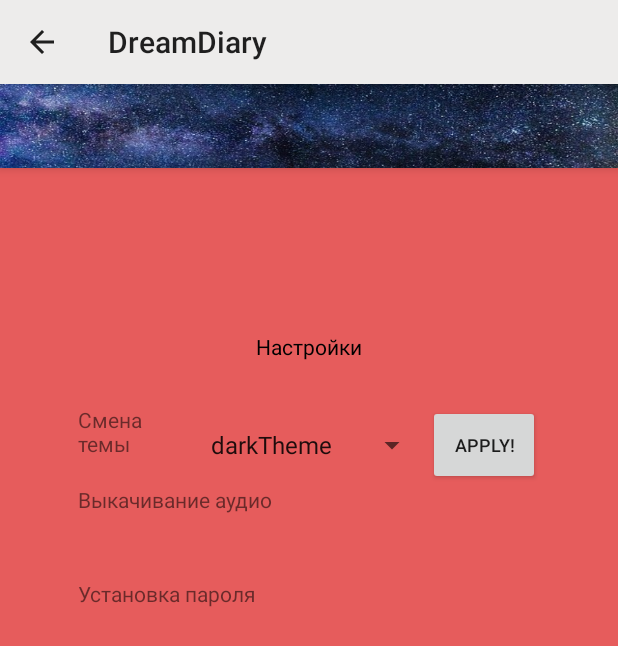
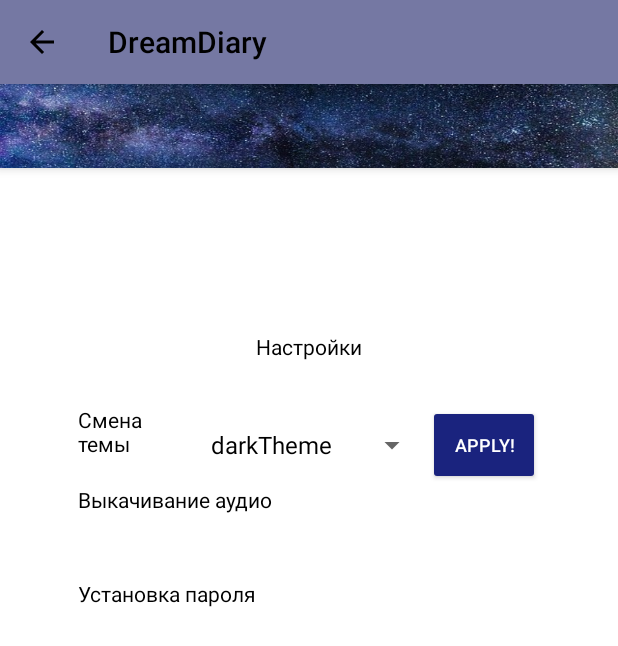
Before and after one commit to rect12/dream_diary, an Android app: the SettingsActivity screen opened directly, with no data from a screen before it, on a phone screen of 412 x 824 dp. Shown: the top 646 px of the screen. Run offline under Robolectric (Android 15) with nearby library versions, the phone set to English and light mode, and no system bars.

Commit message:
добавила темам нормальные цвета

```diff
--- a/app/src/main/res/layout/alarm_fragment.xml
+++ b/app/src/main/res/layout/alarm_fragment.xml
@@ -32,7 +32,6 @@
 
             <Button
                 android:id="@+id/alarm_on"
-                style="?android:attr/borderlessButtonStyle"
                 android:layout_width="wrap_content"
                 android:layout_height="wrap_content"
                 android:layout_weight="1"
@@ -42,7 +41,6 @@
 
             <Button
                 android:id="@+id/alarm_off"
-                style="?android:attr/borderlessButtonStyle"
                 android:layout_width="wrap_content"
                 android:layout_height="wrap_content"
                 android:layout_weight="1"
--- a/app/src/main/res/layout/app_bar_main.xml
+++ b/app/src/main/res/layout/app_bar_main.xml
@@ -28,7 +28,7 @@
         android:layout_height="wrap_content"
         android:layout_gravity="bottom|end"
         android:layout_margin="@dimen/fab_margin"
-        app:backgroundTint="@color/colorPrimaryDark"
+        app:backgroundTint="@color/accent_light"
         app:srcCompat="@drawable/ic_plus" />
 
 </android.support.design.widget.CoordinatorLayout>
--- a/app/src/main/res/layout/card_view_dream.xml
+++ b/app/src/main/res/layout/card_view_dream.xml
@@ -1,5 +1,6 @@
 <?xml version="1.0" encoding="utf-8"?>
 <LinearLayout xmlns:android="http://schemas.android.com/apk/res/android"
+    xmlns:tools="http://schemas.android.com/tools"
     android:layout_width="wrap_content"
     android:layout_height="wrap_content"
     android:padding="16dp">
@@ -11,7 +12,10 @@
 
         <RelativeLayout
             android:layout_width="match_parent"
-            android:layout_height="match_parent">
+            android:layout_height="match_parent"
+            android:background="@color/card"
+            android:paddingHorizontal="12dp"
+            android:paddingVertical="12dp">
 
             <LinearLayout
                 android:layout_width="match_parent"
--- a/app/src/main/res/layout/settings_activity.xml
+++ b/app/src/main/res/layout/settings_activity.xml
@@ -33,8 +33,7 @@
             android:layout_height="43dp"
             android:layout_weight="1"
             android:gravity="top|center_horizontal"
-            android:text="Настройки"
-            android:textColor="@android:color/black" />
+            android:text="Настройки" />
 
         <LinearLayout
             android:layout_width="match_parent"
@@ -55,7 +54,8 @@
                 android:layout_height="match_parent"
                 android:layout_weight="1"
                 android:entries="@array/themelist"
-                android:gravity="right|center_vertical" />
+                android:gravity="right|center_vertical"
+                android:popupBackground="@color/spinner" />
 
             <Button
                 android:id="@+id/button"
--- a/app/src/main/res/values/colors.xml
+++ b/app/src/main/res/values/colors.xml
@@ -1,14 +1,17 @@
 <?xml version="1.0" encoding="utf-8"?>
 <resources>
-    <color name="colorPrimary">#929ee2</color>
-    <color name="colorPrimaryDark">#1445a7</color>
-    <color name="colorAccent">#FF4081</color>
-    <color name="primary_light">#edeceb</color>
-    <color name="accent_light">#517c50</color>
-    <color name="primary_dark_light">#0d0c0c</color>
-    <color name="primary">#2d2c2a</color>
-    <color name="accent">#a5c0df</color>
-    <color name="primary_dark">#e2e0e0</color>
-    <color name="color1">#e65c5c</color>
-    <color name="color2">#5c8ce6</color>
+    <color name="primary_light">#7578a3</color>
+    <color name="primary_dark_light">#000</color>
+    <color name="accent_light">#1a237e</color>
+    <color name="window_background_light">#fff</color>
+    <color name="text_primary_light">#000</color>
+
+    <color name="primary_dark">#000</color>
+    <color name="primary_dark_dark">#333</color>
+    <color name="accent_dark">#000</color>
+    <color name="window_background_dark">#333</color>
+    <color name="text_primary_dark">#fff</color>
+
+    <color name="card">#280000ff</color>
+    <color name="spinner">#ccc</color>
 </resources>
--- a/app/src/main/res/values/styles.xml
+++ b/app/src/main/res/values/styles.xml
@@ -1,4 +1,15 @@
 <resources>
+    <style name="ThemeButtonLight" parent="@style/Widget.AppCompat.Button.Colored">
+        <item name="colorButtonNormal">@color/accent_light</item>
+        <item name="colorControlHighlight">@color/accent_light</item>
+        <item name="android:textColor">#fff</item>
+    </style>
+
+    <style name="ThemeButtonDark" parent="@style/Widget.AppCompat.Button.Colored">
+        <item name="colorButtonNormal">#fff</item>
+        <item name="colorControlHighlight">#fff</item>
+        <item name="android:textColor">@color/accent_dark</item>
+    </style>
 
     <!-- Base application theme. -->
     <style name="AppTheme" parent="@style/Theme.AppCompat.Light">
@@ -6,7 +17,11 @@
         <item name="colorPrimary">@color/primary_light</item>
         <item name="colorPrimaryDark">@color/primary_dark_light</item>
         <item name="colorAccent">@color/accent_light</item>
-        <item name="android:windowBackground">@color/color1</item>
+        <item name="android:windowBackground">@color/window_background_light</item>
+        <item name="android:textColor">@color/text_primary_light</item>
+        <item name="android:textColorPrimary">@color/text_primary_light</item>
+        <item name="android:windowTitleStyle">@color/text_primary_light</item>
+        <item name="android:buttonStyle">@style/ThemeButtonLight</item>
     </style>
 
     <style name="AppTheme.NoActionBar" parent="AppTheme">
@@ -15,11 +30,16 @@
     </style>
 
     <style name="AppThemeDark" parent="@style/Theme.AppCompat.Light.DarkActionBar">
-        <item name="colorPrimary">@color/primary</item>
-        <item name="colorPrimaryDark">@color/primary_dark</item>
-        <item name="colorAccent">@color/accent</item>
-        <item name="android:windowBackground">@color/color2</item>
+        <item name="colorPrimary">@color/primary_dark</item>
+        <item name="colorPrimaryDark">@color/primary_dark_dark</item>
+        <item name="colorAccent">@color/accent_dark</item>
+        <item name="android:windowBackground">@color/window_background_dark</item>
+        <item name="android:textColor">@color/text_primary_dark</item>
+        <item name="android:textColorPrimary">@color/text_primary_dark</item>
+        <item name="android:windowTitleStyle">@color/text_primary_dark</item>
+        <item name="android:buttonStyle">@style/ThemeButtonLight</item>
     </style>
+
     <style name="AppThemeDark.NoActionBar" parent="AppTheme">
         <item name="windowActionBar">false</item>
         <item name="windowNoTitle">true</item>
```
